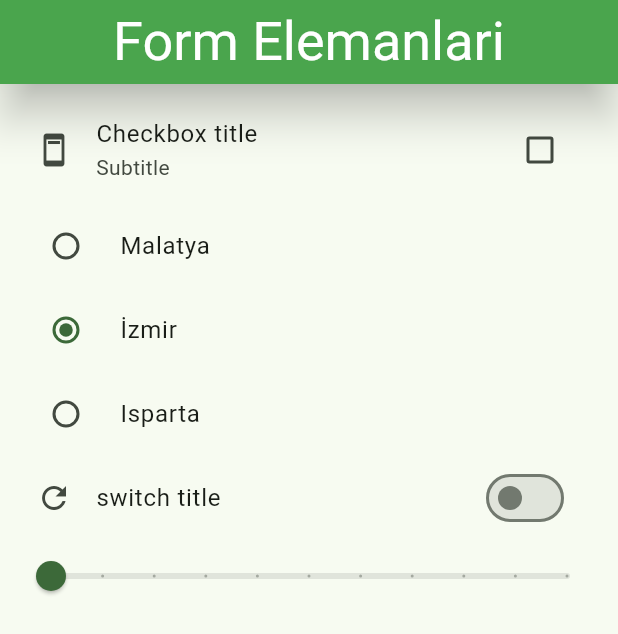
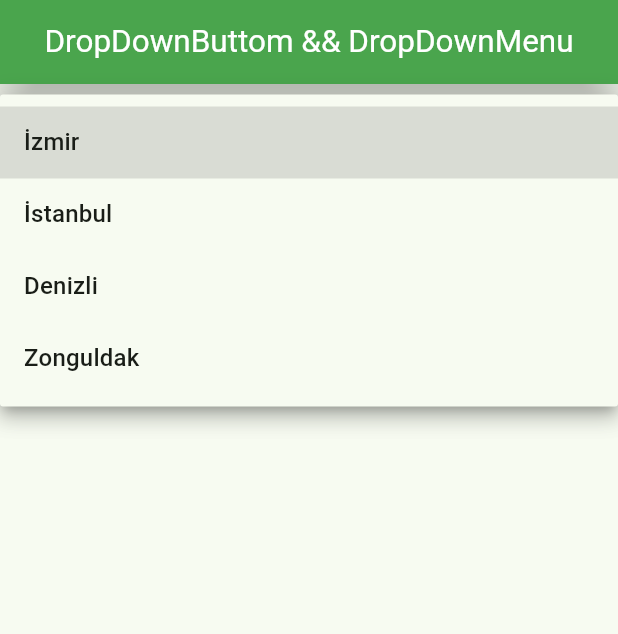
Before and after one commit to BurakTurker1/Flutter_inputs, a Flutter app: the screen it shows after launch, after a tap on "İzmir", on a phone screen of 412 x 824 dp. Shown: the top 634 px of the screen. Run offline on Flutter 3.47's test engine with Material 3 defaults, Android fonts, the phone set to English and light mode, and no system bars; our stand-ins replace email_validator, flutter_pw_validator; missing offline and left inert: dart:ffi.

Commit message:
DropDownButton

```diff
--- /dev/null
+++ b/lib/dropdownbutton_menu.dart
@@ -0,0 +1,48 @@
+// ignore_for_file: sort_child_properties_last
+
+import 'package:flutter/material.dart';
+import 'package:flutter_inputs/main.dart';
+
+class DropDownButton_Menu extends StatefulWidget {
+  DropDownButton_Menu({super.key});
+
+  @override
+  State<DropDownButton_Menu> createState() => _DropDownButton_MenuState();
+}
+
+class _DropDownButton_MenuState extends State<DropDownButton_Menu> {
+  List<String> sehirler = <String>['İzmir', 'İstanbul', 'Denizli', 'Zonguldak'];
+  String secilenSehir = 'İzmir';
+
+  @override
+  Widget build(BuildContext context) {
+    return Scaffold(
+      appBar: AppBar(
+        title: Text(
+          'DropDownButtom && DropDownMenu',
+          style: TextStyle(fontSize: 21),
+        ),
+      ),
+      body: Padding(
+        padding: EdgeInsets.all(15),
+        child: ListView(children: [
+          DropdownButton<String>(
+            //Onaki sehiri alıyor ve map yapısı ile dropdownitem a çeviriyo
+            items: sehirler.map((oankiSehir) {
+              return DropdownMenuItem(
+                child: Text(oankiSehir),
+                value: oankiSehir,
+              );
+            }).toList(),
+            onChanged: (deger) {
+              setState(() {
+                secilenSehir = deger!;
+              });
+            }, hint: Text(secilenSehir),
+            value: secilenSehir,
+          ),
+        ]),
+      ),
+    );
+  }
+}
--- a/lib/main.dart
+++ b/lib/main.dart
@@ -1,9 +1,9 @@
 import 'package:flutter/material.dart';
 import 'package:flutter_inputs/chechbox_slider_radio_switch.dart';
+import 'package:flutter_inputs/dropdownbutton_menu.dart';
 import 'package:flutter_inputs/global_key_kullanimi.dart';
 import 'package:flutter_inputs/text_field_islemleri.dart';
 import 'package:flutter_inputs/text_form_field.dart';
-
 void main(List<String> args) {
   runApp(MyApp());
 }
@@ -23,7 +23,8 @@ class MyApp extends StatelessWidget {
             shadowColor: Colors.black,
             elevation: 12 ),
       ),
-      home: FormElemanlari(),
+      home: DropDownButton_Menu(),
+      //FormElemanlari(),
       //GlobalKeyKullanimi(),
       //Text_Form_Field(),
       //Text_Field_islemleri(),
```
